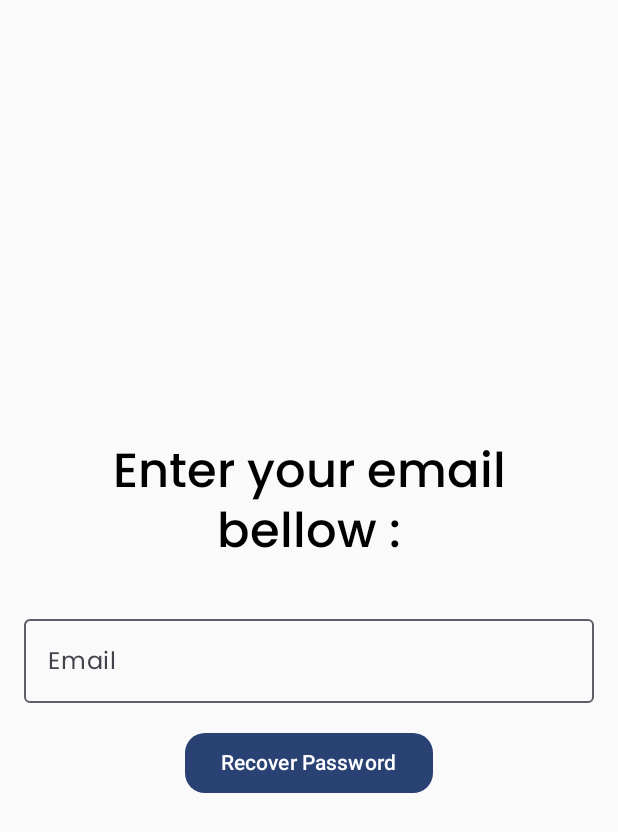
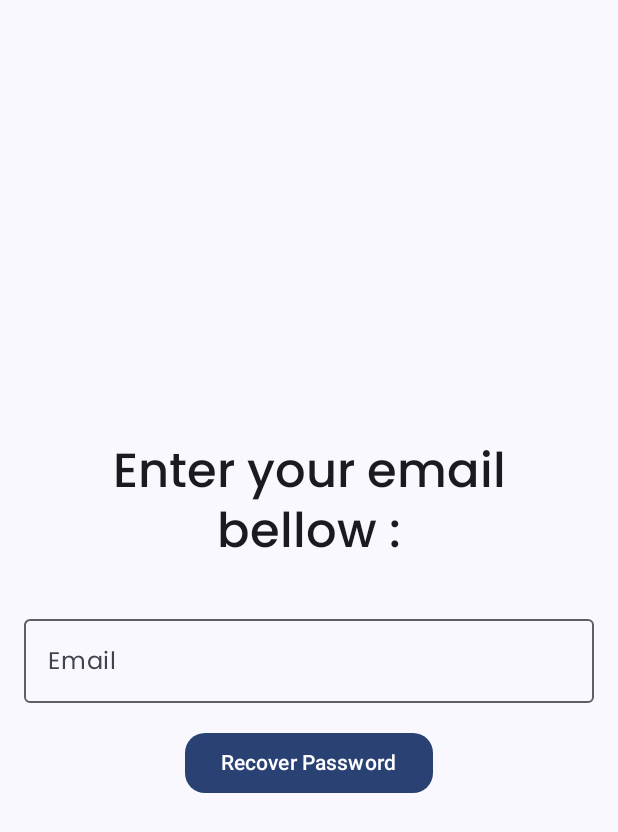
Before and after one commit to abdelillahbel/SkillSnapAndroid, an Android app built with Jetpack Compose: the ResetPasswordScreen screen opened through its navigation route, on a phone screen of 412 x 824 dp. Shown: the top 832 px of the screen. Run offline under Robolectric (Android 15) with nearby library versions, the phone set to English and light mode, and no system bars; our stand-ins replace Firebase (no records; nobody signed in at launch, a user with empty details on screens opened directly), accompanist.

Commit message:
UI & UX Enhanced

```diff
--- a/app/build.gradle.kts
+++ b/app/build.gradle.kts
@@ -21,8 +21,8 @@ android {
         applicationId = "dev.devunion.skillsnap"
         minSdk = 24
         targetSdk = 34
-        versionCode = 4
-        versionName = "0.1.0"
+        versionCode = 6
+        versionName = "0.1.2"
 
         testInstrumentationRunner = "androidx.test.runner.AndroidJUnitRunner"
         vectorDrawables {
--- a/app/src/main/java/dev/devunion/skillsnap/ui/auth/reset_password/ResetPasswordScreen.kt
+++ b/app/src/main/java/dev/devunion/skillsnap/ui/auth/reset_password/ResetPasswordScreen.kt
@@ -25,6 +25,7 @@ import androidx.compose.material3.Button
 import androidx.compose.material3.ButtonDefaults
 import androidx.compose.material3.MaterialTheme
 import androidx.compose.material3.OutlinedTextField
+import androidx.compose.material3.Surface
 import androidx.compose.material3.Text
 import androidx.compose.runtime.Composable
 import androidx.compose.runtime.getValue
@@ -73,6 +74,10 @@ fun ResetPasswordScreen(authViewModel: AuthViewModelInterface, navController: Na
     val scrollState = rememberScrollState()
 
     SkillSnapTheme {
+        Surface(
+            modifier = Modifier.fillMaxSize(),
+            color = MaterialTheme.colorScheme.background
+        ) {
             var showDialog by remember { mutableStateOf(false) }
             var dialogMessage by remember { mutableStateOf("") }
 
@@ -150,7 +155,7 @@ fun ResetPasswordScreen(authViewModel: AuthViewModelInterface, navController: Na
                 ) {
                     Text("Recover Password")
                 }
-
+            }
 
         }
     }
--- a/app/src/main/java/dev/devunion/skillsnap/ui/auth/signup/SignUpScreen.kt
+++ b/app/src/main/java/dev/devunion/skillsnap/ui/auth/signup/SignUpScreen.kt
@@ -350,7 +350,10 @@ fun SignUpFooter(
             colors = ButtonDefaults.buttonColors(
                 containerColor = MaterialTheme.colorScheme.primary
             ),
-            modifier = Modifier.fillMaxWidth(),
+            modifier = Modifier
+                .fillMaxWidth()
+                .animateContentSize(),
+            shape = RoundedCornerShape(20f),
         ) {
             Text(
                 text = "Sign Up",
--- a/app/src/main/java/dev/devunion/skillsnap/ui/main/MainScreen.kt
+++ b/app/src/main/java/dev/devunion/skillsnap/ui/main/MainScreen.kt
@@ -37,7 +37,7 @@ fun MainScreen(navController: NavController, logout: () -> Unit) {
 
 
     SkillSnapTheme {
-        SetBarColor(color = MaterialTheme.colorScheme.background)
+        SetBarColor(color = MaterialTheme.colorScheme.surface)
 
         Surface(
             modifier = Modifier.fillMaxSize(),
--- a/app/src/main/java/dev/devunion/skillsnap/ui/profile/CreateProfileScreen.kt
+++ b/app/src/main/java/dev/devunion/skillsnap/ui/profile/CreateProfileScreen.kt
@@ -14,6 +14,7 @@ import android.net.Uri
 import android.widget.Toast
 import androidx.activity.compose.rememberLauncherForActivityResult
 import androidx.activity.result.contract.ActivityResultContracts
+import androidx.compose.animation.animateContentSize
 import androidx.compose.foundation.Image
 import androidx.compose.foundation.background
 import androidx.compose.foundation.border
@@ -410,7 +411,10 @@ fun CreateProfileScreen(
                     ).show()
                 }
             },
-            modifier = Modifier.fillMaxWidth(),
+            modifier = Modifier
+                .fillMaxWidth()
+                .animateContentSize(),
+            shape = RoundedCornerShape(20f),
             enabled = !isUsernameTaken && !isCheckingUsername && isUsernameValid && username.isNotBlank() && name.isNotBlank() && bio.isNotBlank()
         ) {
             Text(text = "Create Profile")
```
Also changed, not shown: app/src/main/java/dev/devunion/skillsnap/ui/auth/login/LoginScreen.kt (+10 -5 lines). Lines whose indentation alone changed are shown as unchanged.
